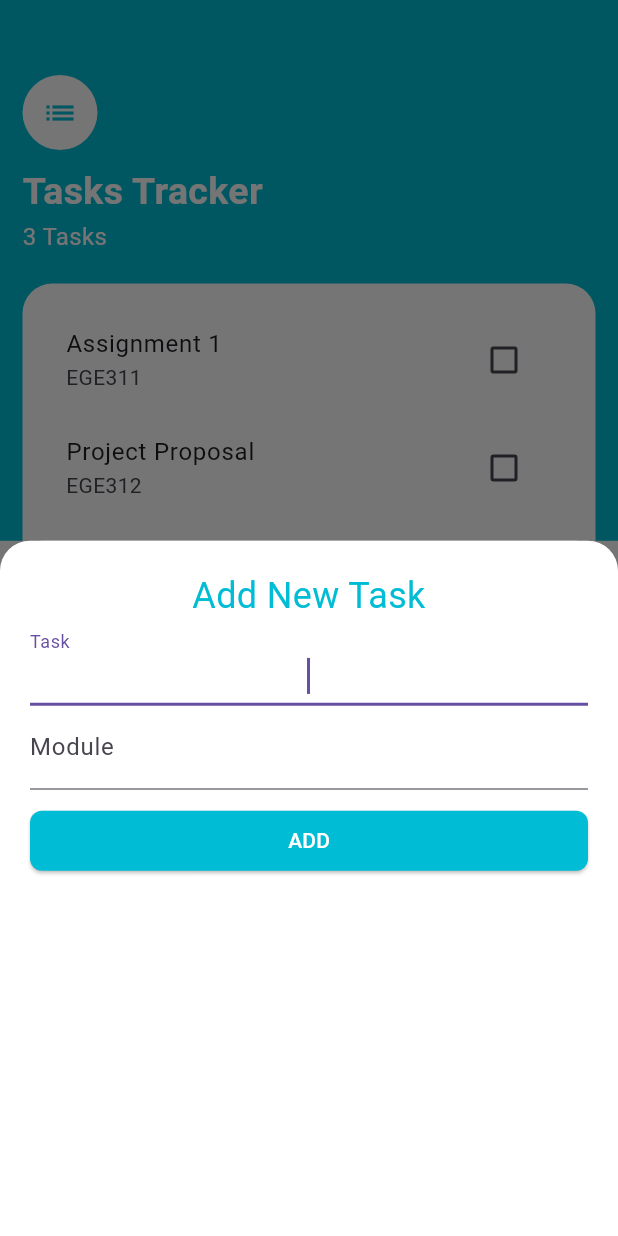
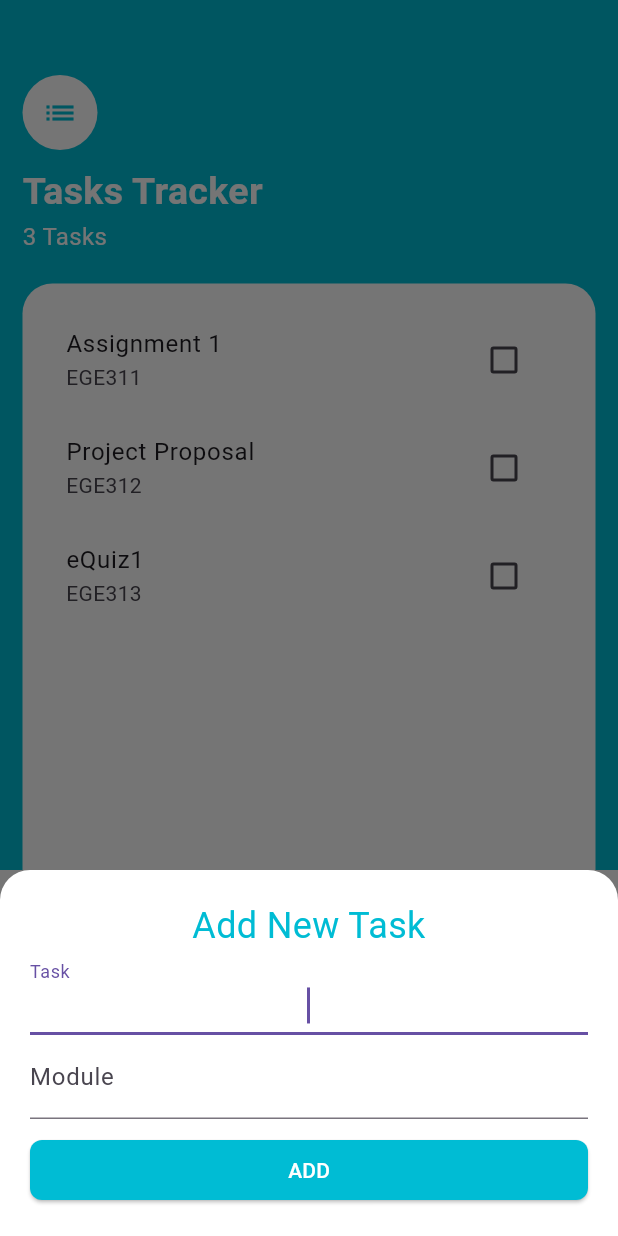
Before and after one commit to zacw-243L/flutter-tasks-app, a Flutter app: the screen it shows after launch, after a tap on the "add" icon, on a phone screen of 412 x 824 dp. Run offline on Flutter 3.47's test engine with Material 3 defaults, Android fonts, the phone set to English and light mode, and no system bars.

Commit message:
Lab 7 Page 6d (DONE)

```diff
--- a/lib/screens/tasks_screen.dart
+++ b/lib/screens/tasks_screen.dart
@@ -84,8 +84,15 @@ class _TasksScreenState extends State<TasksScreen> {
         onPressed: () {
           showModalBottomSheet(
             context: context,
+            isScrollControlled: true,
             builder: (BuildContextcontext) {
-              return AddTaskScreen();
+              return SingleChildScrollView(
+                child: Padding(
+                  padding: EdgeInsets.only(
+                      bottom: MediaQuery.of(context).viewInsets.bottom),
+                  child: const AddTaskScreen(),
+                ),
+              );
             },
           );
         },
```
